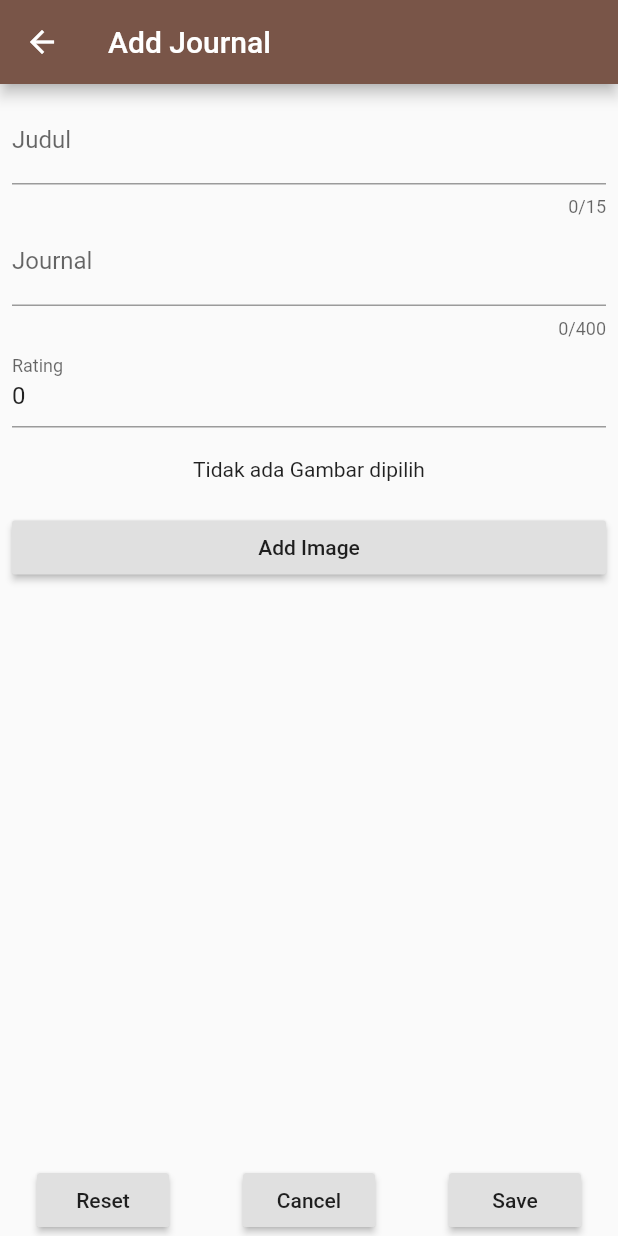
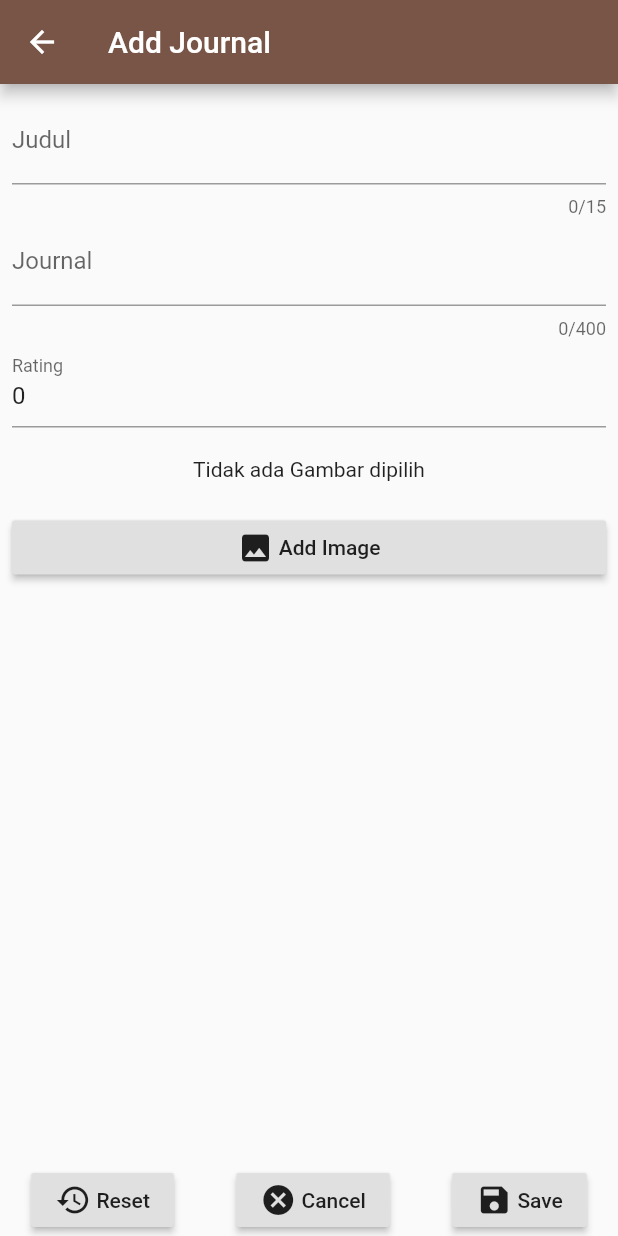
Before and after one commit to ReAlpha39/DBApp, a Flutter app: the FormList screen opened directly, on a phone screen of 412 x 824 dp. Run offline on Flutter 3.47's test engine with Material 2 defaults, Android fonts, the phone set to English and light mode, and no system bars; our stand-ins replace image_picker, sqflite; accounts and stored records are empty.

Commit message:
add icon pada RaisedButton & change format tanggal

```diff
--- a/lib/view/form.dart
+++ b/lib/view/form.dart
@@ -133,9 +133,15 @@ class _FormListState extends State<FormList> {
                           child: Container(
                             width: MediaQuery.of(context).size.width,
                             padding: EdgeInsets.only(left: 8, right: 8),
-                            child: Center(child: imgString != null
-                              ? Text('Change Image')
-                              : Text('Add Image')),
+                            child: Row(
+                              mainAxisAlignment: MainAxisAlignment.center,
+                              children: <Widget>[
+                                Icon(Icons.image),
+                                Center(child: imgString != null
+                                  ? Text(' Change Image')
+                                  : Text(' Add Image')),
+                              ],
+                            ),
                           ),
                           onPressed: getImageFromGallery
                         ),
@@ -153,7 +159,13 @@ class _FormListState extends State<FormList> {
                   mainAxisAlignment: MainAxisAlignment.spaceAround,
                   children: <Widget>[
                     RaisedButton(
-                        child: Text('Reset'),
+                        child: Row(
+                          mainAxisAlignment: MainAxisAlignment.center,
+                          children: <Widget>[
+                            Icon(Icons.restore),
+                            Text(' Reset'),
+                          ],
+                        ),
                         onPressed: () {
                           if (widget.dataUpdate.id != null){
                             judulC.text = widget.dataUpdate.judul;
@@ -169,13 +181,25 @@ class _FormListState extends State<FormList> {
                           setState(() {});
                         }),
                     RaisedButton(
-                      child: Text("Cancel"),
+                      child: Row(
+                        mainAxisAlignment: MainAxisAlignment.center,
+                        children: <Widget>[
+                          Icon(Icons.cancel),
+                          Text(" Cancel"),
+                        ],
+                      ),
                       onPressed: () {
                         Navigator.pop(context);
                       },
                     ),
                     RaisedButton(
-                      child: Text("Save"),
+                      child: Row(
+                        mainAxisAlignment: MainAxisAlignment.center,
+                        children: <Widget>[
+                          Icon(Icons.save),
+                          Text(" Save"),
+                        ],
+                      ),
                       onPressed: () {
                         var form = _formKey.currentState;
                         if (_formKey.currentState.validate()) {
@@ -211,7 +235,7 @@ class _FormListState extends State<FormList> {
 	// Save data to database
 	void _save() async {
     moveToLastScreen();
-    String _tanggal = DateFormat.yMMMd().format(DateTime.now());
+    String _tanggal = DateFormat('yyyy-MM-dd hh:mm').format(DateTime.now());
     Data data = Data(id: widget.dataUpdate.id, judul: _judul, jurnal: _journal, rating: _rating, tanggal: _tanggal, image: imgString);
     print('id sebelah = ' + widget.dataUpdate.id.toString());
     print('id sekarang = ' + data.id.toString());
```
